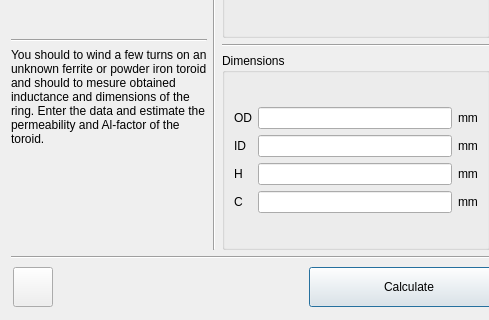
The window that find_permeability.ui (radioacoustick/Coil64) describes before a commit, drawn with Qt 5; both pictures show x 0 to 489 and y 180 to 500 of the 650 by 500 pixel window.
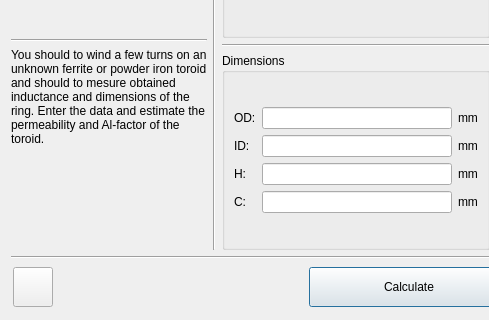
The same window after the commit. Icons and pictures are not drawn.

Diff of the .ui file:
```diff
--- a/find_permeability.ui
+++ b/find_permeability.ui
@@ -165,14 +165,14 @@
             <item row="1" column="0">
              <widget class="QLabel" name="label_2">
               <property name="text">
-               <string notr="true">ID</string>
+               <string notr="true">ID:</string>
               </property>
              </widget>
             </item>
             <item row="0" column="0">
              <widget class="QLabel" name="label_1">
               <property name="text">
-               <string notr="true">OD</string>
+               <string notr="true">OD:</string>
               </property>
              </widget>
             </item>
@@ -189,7 +189,7 @@
             <item row="2" column="0">
              <widget class="QLabel" name="label_3">
               <property name="text">
-               <string notr="true">H</string>
+               <string notr="true">H:</string>
               </property>
              </widget>
             </item>
@@ -206,7 +206,7 @@
             <item row="3" column="0">
              <widget class="QLabel" name="label_4">
               <property name="text">
-               <string notr="true">C</string>
+               <string notr="true">C:</string>
               </property>
              </widget>
             </item>
```
Left out of the diff: 22 changed lines with no effect on the pictures.
